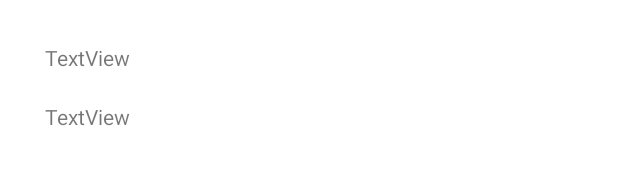
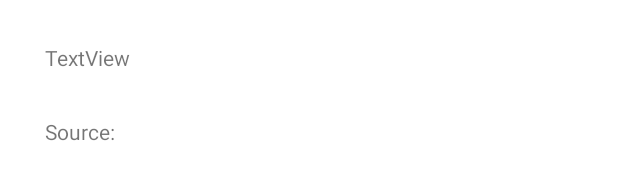
Before and after one commit to JMDev2/Global-News, an Android app: the layout fragment_news_details.xml on its own in the app's theme, with its tools: preview values and no code run, on a phone screen of 412 x 824 dp. Shown: the part 620-800 px from the top of the screen. Run offline under Robolectric (Android 15) with nearby library versions, the phone set to English and light mode, and no system bars; Roboto replaces fonts that are not available here.

```diff
--- a/app/src/main/res/layout/fragment_news_details.xml
+++ b/app/src/main/res/layout/fragment_news_details.xml
@@ -80,8 +80,8 @@
 
                 <TextView
                     android:id="@+id/fragmentUrl"
-                    android:layout_width="match_parent"
-                    android:layout_height="wrap_content"
+                    android:layout_width="360dp"
+                    android:layout_height="29dp"
                     android:autoLink="web"
                     android:text="TextView" />
 
@@ -91,7 +91,7 @@
                     android:layout_height="wrap_content"
                     android:layout_marginTop="20dp"
                     android:autoLink="web"
-                    android:text="TextView" />
+                    android:text="Source: " />
 
 
             </LinearLayout>
```
